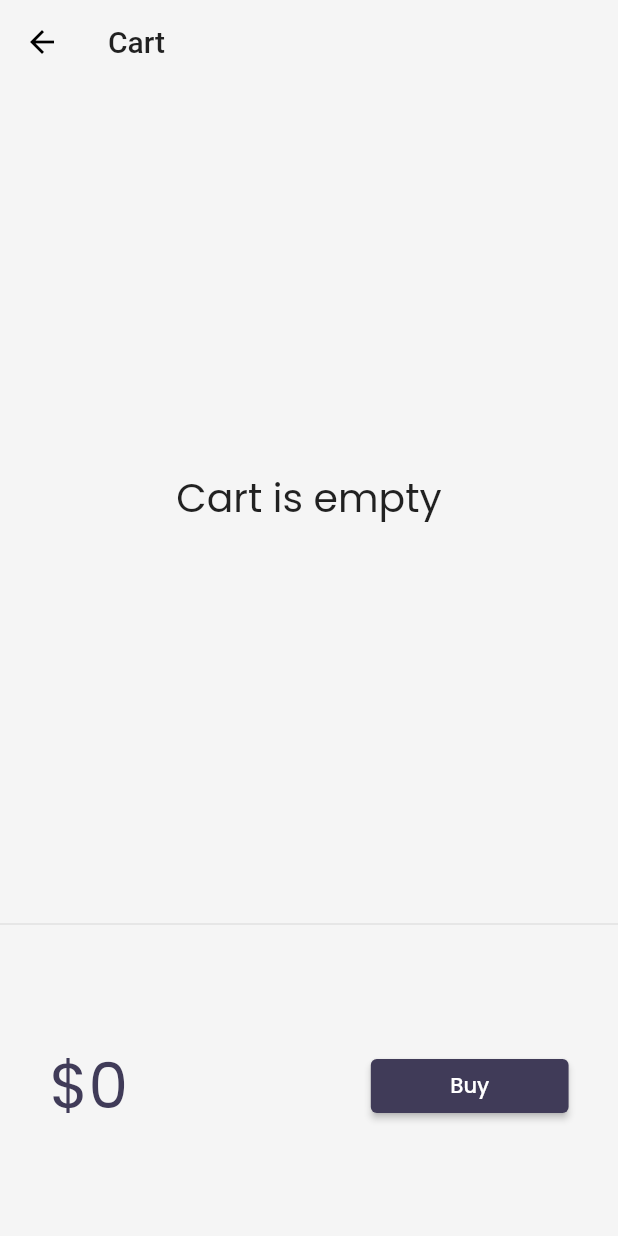
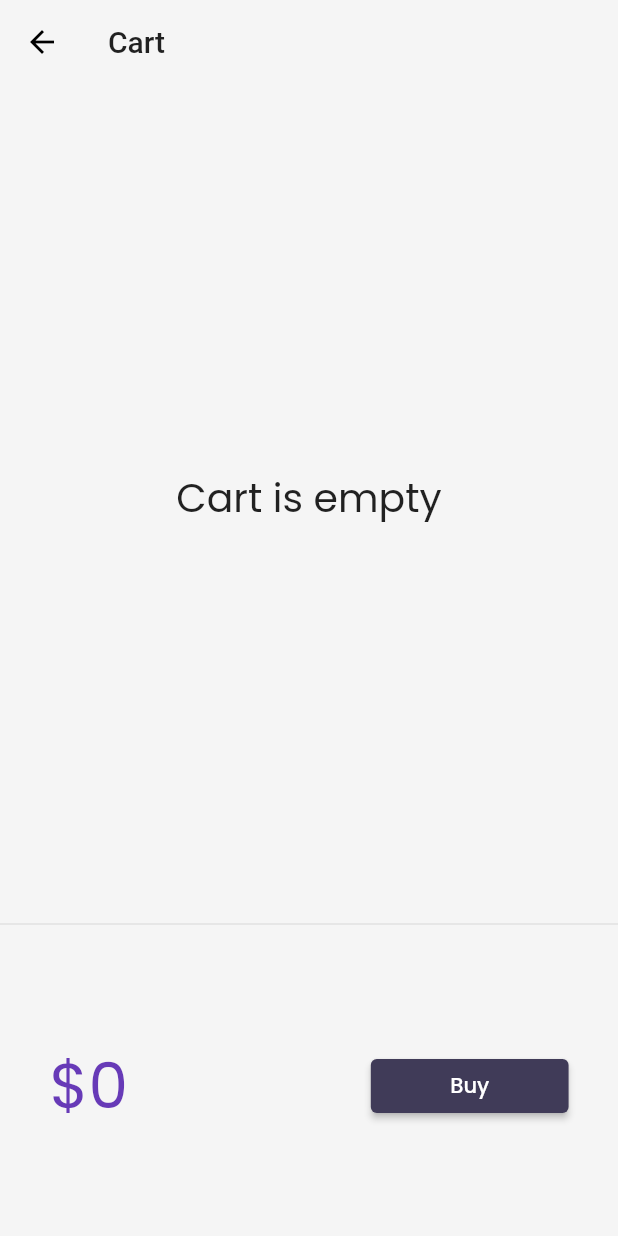
Before and after one commit to HafizMTaimoorHussain/30DaysOfFlutter, a Flutter app: the CartPage screen opened by its route, on a phone screen of 412 x 824 dp. Run offline on Flutter 3.47's test engine with Material 2 defaults, Android fonts, the phone set to English and light mode, and no system bars; drawn by our look-alikes of velocity_x; our stand-ins replace google_fonts; network calls fail.

Commit message:
add to cart - price changing - done

```diff
--- a/lib/models/cart.dart
+++ b/lib/models/cart.dart
@@ -1,4 +1,7 @@
 // ignore_for_file: unnecessary_getters_setters
+
+import 'package:flutter_demo/core/store.dart';
+import 'package:velocity_x/velocity_x.dart';
 
 import 'catalog.dart';
 
@@ -34,3 +37,21 @@ class CartModel {
     _itemIds.remove(item.id);
   }
 }
+
+class AddMutation extends VxMutation<MyStore>{
+  final Item item;
+  AddMutation(this.item);
+  @override
+  perform() {
+    store?.cart._itemIds.add(item.id);
+  }
+}
+
+class RemoveMutation extends VxMutation<MyStore>{
+  final Item item;
+  RemoveMutation(this.item);
+  @override
+  perform() {
+    store?.cart._itemIds.remove(item.id);
+  }
+}
--- a/lib/screens/cart.dart
+++ b/lib/screens/cart.dart
@@ -1,4 +1,5 @@
 import 'package:flutter/material.dart';
+import 'package:flutter_demo/core/store.dart';
 import 'package:flutter_demo/models/cart.dart';
 import 'package:flutter_demo/widgets/themes.dart';
 import 'package:velocity_x/velocity_x.dart';
@@ -30,13 +31,22 @@ class _CarTotal extends StatelessWidget {
   const _CarTotal({Key? key}) : super(key: key);
   @override
   Widget build(BuildContext context) {
-    final _cart = CartModel();
+    final CartModel _cart = (VxState.store as MyStore).cart;
     return SizedBox(
       height: 200,
       child: Row(
         mainAxisAlignment: MainAxisAlignment.spaceAround,
         children: [
-          "\$${_cart.totalPrice}".text.xl5.color(context.theme.backgroundColor).make(),
+          VxBuilder(
+            mutations: const {RemoveMutation},
+                    builder:(context, int, _) {
+              return "\$${_cart.totalPrice}"
+                  .text
+                  .xl5
+                  .color(context.theme.accentColor)
+                  .make();
+            },
+          ),
           30.widthBox,
           ElevatedButton(
               onPressed: () {
@@ -56,9 +66,10 @@ class _CarTotal extends StatelessWidget {
 }
 
 class _CartList extends StatelessWidget{
-  final _cart = CartModel();
   @override
   Widget build(BuildContext context) {
+    VxState.watch(context, on: [RemoveMutation ]);
+    final CartModel _cart = (VxState.store as MyStore).cart;
     return _cart.items.isEmpty ? "Cart is empty".text.xl3.makeCentered() : ListView.builder(
         itemCount: _cart.items.length,
         itemBuilder: (context, index) => ListTile(
@@ -66,8 +77,7 @@ class _CartList extends StatelessWidget{
           trailing: IconButton(
             icon: Icon(Icons.remove_circle_outline),
             onPressed: () {
-              _cart.remove(_cart.items[index]);
-              // setState(() {});
+              RemoveMutation(_cart.items[index]);
             },
           ),
           title: _cart.items[index].name.text.make(),
```
Also changed, not shown: lib/main.dart (+6 -7 lines), lib/widgets/home_widgets/add_to_cart.dart (+4 -6 lines).
